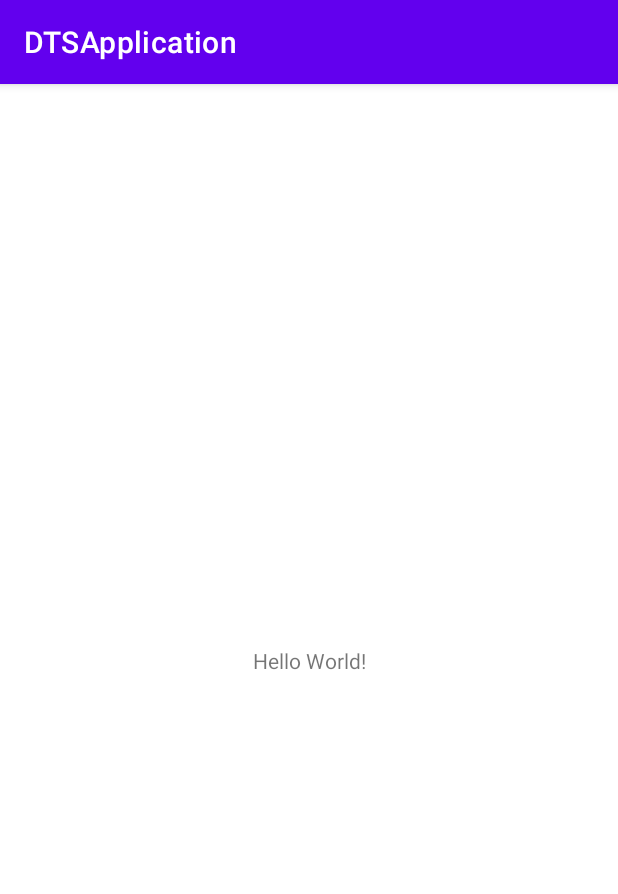
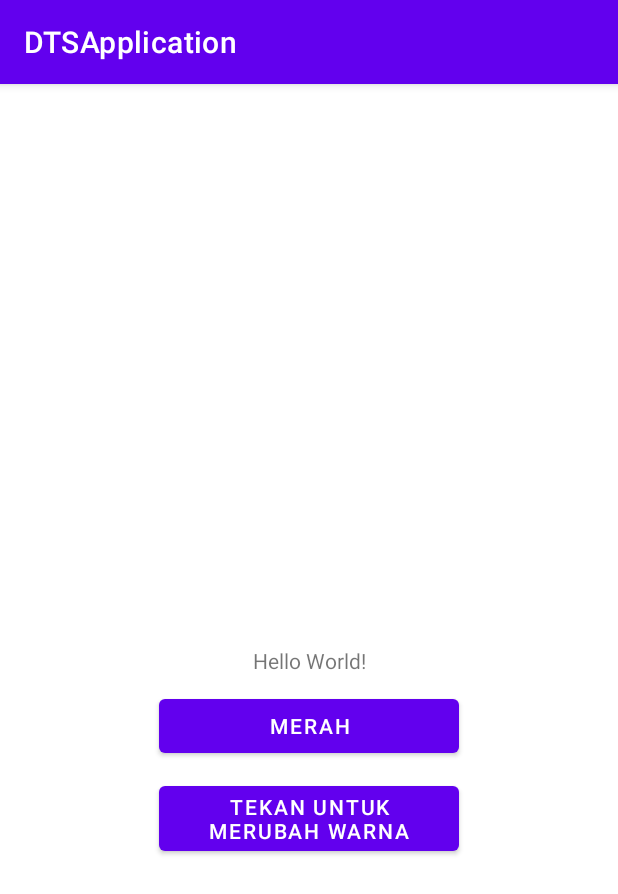
Before and after one commit to Chillrend/DTSApplication, an Android app: the screen it shows after launch (MainActivity), on a phone screen of 412 x 824 dp. Shown: the top 894 px of the screen. Run offline under Robolectric (Android 15) with nearby library versions, the phone set to English and light mode, and no system bars.

Commit message:
added btn turn to red project

```diff
--- a/app/src/main/java/org/chillrend/DTSApplication/MainActivity.java
+++ b/app/src/main/java/org/chillrend/DTSApplication/MainActivity.java
@@ -1,5 +1,8 @@
 package org.chillrend.DTSApplication;
 
+import android.graphics.Color;
+import android.view.View;
+import android.widget.Button;
 import androidx.appcompat.app.AppCompatActivity;
 import android.os.Bundle;
 
@@ -9,5 +12,15 @@ public class MainActivity extends AppCompatActivity {
     protected void onCreate(Bundle savedInstanceState) {
         super.onCreate(savedInstanceState);
         setContentView(R.layout.activity_main);
+
+        final Button btn_ok = findViewById(R.id.button_to_red);
+        final Button red_btn = findViewById(R.id.button);
+
+        btn_ok.setOnClickListener(new View.OnClickListener() {
+            @Override
+            public void onClick(View view) {
+                red_btn.setBackgroundColor(Color.RED);
+            }
+        });
     }
 }
--- a/app/src/main/res/layout/activity_main.xml
+++ b/app/src/main/res/layout/activity_main.xml
@@ -9,10 +9,32 @@
     <TextView
             android:layout_width="wrap_content"
             android:layout_height="wrap_content"
+            android:id="@+id/hl_world_txt"
             android:text="Hello World!"
             app:layout_constraintBottom_toBottomOf="parent"
             app:layout_constraintStart_toStartOf="parent"
             app:layout_constraintEnd_toEndOf="parent"
             app:layout_constraintTop_toTopOf="parent"/>
+    <Button
+            android:text="Merah"
+            android:layout_width="wrap_content"
+            android:layout_height="wrap_content"
+            android:id="@+id/button"
+            android:layout_marginVertical="10dp"
+            android:width="200dp"
+            app:layout_constraintStart_toStartOf="parent"
+            app:layout_constraintEnd_toEndOf="parent"
+            app:layout_constraintTop_toBottomOf="@id/hl_world_txt"/>
+
+    <Button
+            android:text="Tekan untuk merubah warna"
+            android:layout_width="wrap_content"
+            android:layout_height="wrap_content"
+            android:id="@+id/button_to_red"
+            android:layout_marginVertical="10dp"
+            android:width="200dp"
+            app:layout_constraintStart_toStartOf="parent"
+            app:layout_constraintEnd_toEndOf="parent"
+            app:layout_constraintTop_toBottomOf="@id/button"/>
 
 </androidx.constraintlayout.widget.ConstraintLayout>
```
